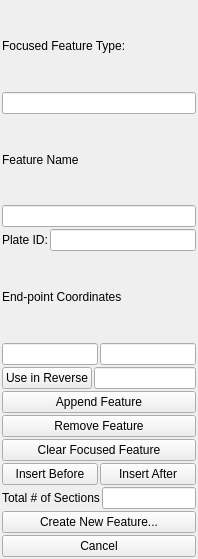
GPlates/GPlates, file src/qt-widgets/PlateClosureWidgetUi.ui: the form before one commit.
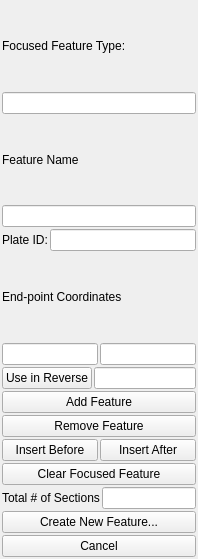
The form after the commit.

What changed in the file:
```diff
--- a/src/qt-widgets/PlateClosureWidgetUi.ui
+++ b/src/qt-widgets/PlateClosureWidgetUi.ui
@@ -112,7 +112,7 @@
    <item>
     <widget class="QPushButton" name="button_append_feature" >
      <property name="text" >
-      <string>Append Feature</string>
+      <string>Add Feature</string>
      </property>
     </widget>
    </item>
@@ -129,13 +129,6 @@
      </property>
     </widget>
    </item>
-   <item>
-    <widget class="QPushButton" name="button_clear_feature" >
-     <property name="text" >
-      <string>Clear Focused Feature</string>
-     </property>
-    </widget>
-   </item>
    <item>
     <layout class="QHBoxLayout" name="horizontalLayout_6" >
      <item>
@@ -154,6 +147,13 @@
      </item>
     </layout>
    </item>
+   <item>
+    <widget class="QPushButton" name="button_clear_feature" >
+     <property name="text" >
+      <string>Clear Focused Feature</string>
+     </property>
+    </widget>
+   </item>
    <item>
     <layout class="QHBoxLayout" name="horizontalLayout_3" >
      <item>
```
Left out of the diff: 10 changed lines with no effect on the pictures.
